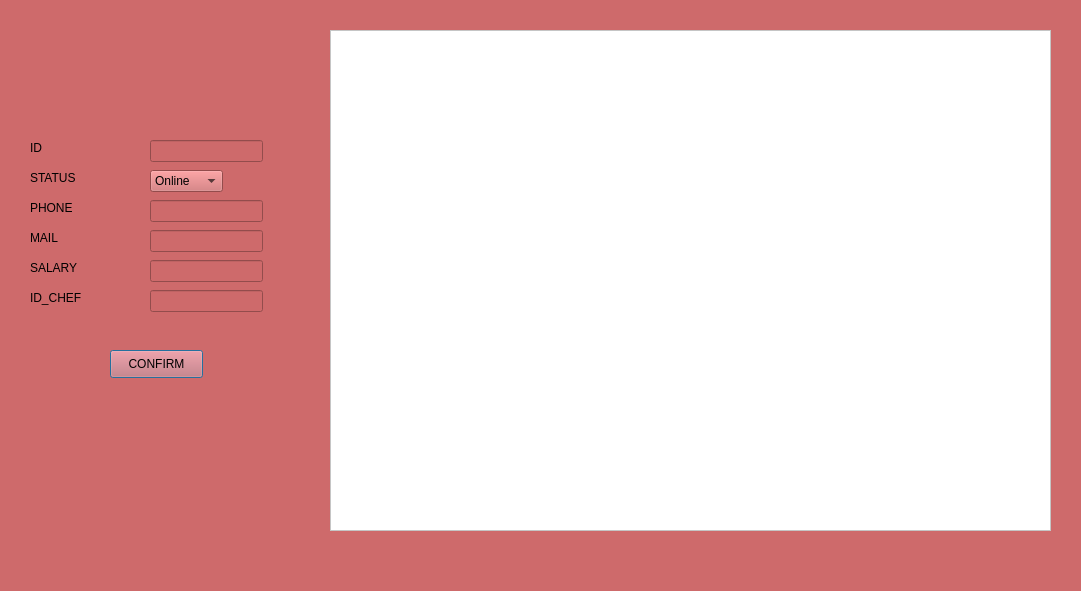
Qt form modify.ui (nessimayadi12/Smart_Business_Agency) before a commit.
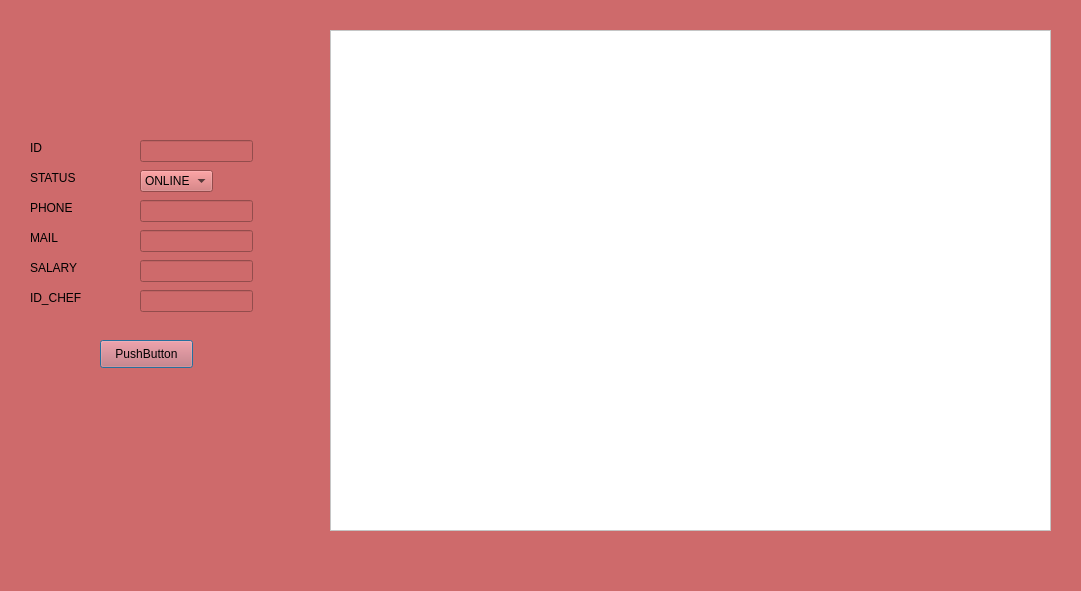
The same form after that commit.

Patch:
```diff
--- a/modify.ui
+++ b/modify.ui
@@ -553,37 +553,17 @@
   <widget class="QLineEdit" name="lineID_edit">
    <property name="geometry">
     <rect>
-     <x>150</x>
+     <x>140</x>
      <y>140</y>
      <width>113</width>
      <height>22</height>
     </rect>
    </property>
   </widget>
-  <widget class="QComboBox" name="comboBox_edit">
+  <widget class="QLineEdit" name="line_p_m">
    <property name="geometry">
     <rect>
-     <x>150</x>
-     <y>170</y>
-     <width>73</width>
-     <height>22</height>
-    </rect>
-   </property>
-   <item>
-    <property name="text">
-     <string>Online</string>
-    </property>
-   </item>
-   <item>
-    <property name="text">
-     <string>Offline</string>
-    </property>
-   </item>
-  </widget>
-  <widget class="QLineEdit" name="linePhone_edit">
-   <property name="geometry">
-    <rect>
-     <x>150</x>
+     <x>140</x>
      <y>200</y>
      <width>113</width>
      <height>22</height>
@@ -593,7 +573,7 @@
   <widget class="QLineEdit" name="lineMail_edit">
    <property name="geometry">
     <rect>
-     <x>150</x>
+     <x>140</x>
      <y>230</y>
      <width>113</width>
      <height>22</height>
@@ -603,7 +583,7 @@
   <widget class="QLineEdit" name="lineSal_edit">
    <property name="geometry">
     <rect>
-     <x>150</x>
+     <x>140</x>
      <y>260</y>
      <width>113</width>
      <height>22</height>
@@ -613,7 +593,7 @@
   <widget class="QLineEdit" name="line_ID_chef_edit">
    <property name="geometry">
     <rect>
-     <x>150</x>
+     <x>140</x>
      <y>290</y>
      <width>113</width>
      <height>22</height>
@@ -623,16 +603,36 @@
   <widget class="QPushButton" name="confirm">
    <property name="geometry">
     <rect>
-     <x>110</x>
-     <y>350</y>
+     <x>100</x>
+     <y>340</y>
      <width>93</width>
      <height>28</height>
     </rect>
    </property>
    <property name="text">
-    <string>CONFIRM</string>
+    <string>PushButton</string>
    </property>
   </widget>
+  <widget class="QComboBox" name="combo_s_m">
+   <property name="geometry">
+    <rect>
+     <x>140</x>
+     <y>170</y>
+     <width>73</width>
+     <height>22</height>
+    </rect>
+   </property>
+   <item>
+    <property name="text">
+     <string>ONLINE</string>
+    </property>
+   </item>
+   <item>
+    <property name="text">
+     <string>OFFLINE</string>
+    </property>
+   </item>
+  </widget>
  </widget>
  <resources/>
  <connections/>
```
Left out of the diff: 10 changed lines with no effect on the pictures.
